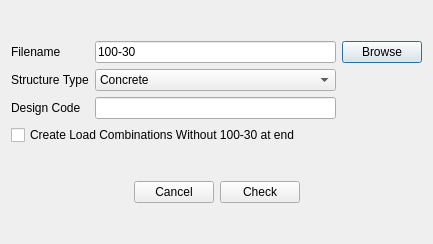
Qt form widgets/control/columns_100_30.ui (ebrahimraeyat/civilTools) before a commit.
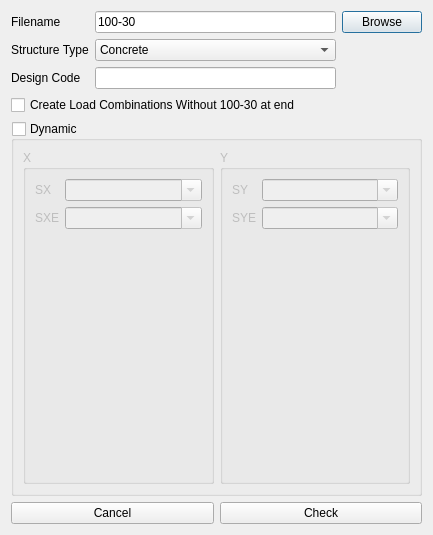
The same form after that commit. Icons and pictures are not drawn.

Commit message: Add check 100-30 for dynamic analysis

```diff
--- a/widgets/control/columns_100_30.ui
+++ b/widgets/control/columns_100_30.ui
@@ -10,7 +10,7 @@
     <x>0</x>
     <y>0</y>
     <width>433</width>
-    <height>244</height>
+    <height>535</height>
    </rect>
   </property>
   <property name="windowTitle">
@@ -94,21 +94,100 @@
      </item>
     </layout>
    </item>
+   <item>
+    <widget class="QGroupBox" name="dynamic_groupbox">
+     <property name="enabled">
+      <bool>true</bool>
+     </property>
+     <property name="title">
+      <string>Dynamic</string>
+     </property>
+     <property name="checkable">
+      <bool>true</bool>
+     </property>
+     <property name="checked">
+      <bool>false</bool>
+     </property>
+     <layout class="QHBoxLayout" name="horizontalLayout">
+      <item>
+       <widget class="QGroupBox" name="groupBox_5">
+        <property name="title">
+         <string>X</string>
+        </property>
+        <layout class="QFormLayout" name="formLayout">
+         <item row="2" column="0">
+          <widget class="QLabel" name="label_12">
+           <property name="text">
+            <string>SXE</string>
+           </property>
+          </widget>
+         </item>
+         <item row="2" column="1">
+          <widget class="QComboBox" name="sxe_combobox">
+           <property name="editable">
+            <bool>true</bool>
+           </property>
+          </widget>
+         </item>
+         <item row="0" column="1">
+          <widget class="QComboBox" name="sx_combobox">
+           <property name="editable">
+            <bool>true</bool>
+           </property>
+          </widget>
+         </item>
+         <item row="0" column="0">
+          <widget class="QLabel" name="label_13">
+           <property name="text">
+            <string>SX</string>
+           </property>
+          </widget>
+         </item>
+        </layout>
+       </widget>
+      </item>
+      <item>
+       <widget class="QGroupBox" name="groupBox_6">
+        <property name="title">
+         <string>Y</string>
+        </property>
+        <layout class="QFormLayout" name="formLayout_2">
+         <item row="1" column="0">
+          <widget class="QLabel" name="label_16">
+           <property name="text">
+            <string>SYE</string>
+           </property>
+          </widget>
+         </item>
+         <item row="1" column="1">
+          <widget class="QComboBox" name="sye_combobox">
+           <property name="editable">
+            <bool>true</bool>
+           </property>
+          </widget>
+         </item>
+         <item row="0" column="1">
+          <widget class="QComboBox" name="sy_combobox">
+           <property name="editable">
+            <bool>true</bool>
+           </property>
+          </widget>
+         </item>
+         <item row="0" column="0">
+          <widget class="QLabel" name="label_17">
+           <property name="text">
+            <string>SY</string>
+           </property>
+          </widget>
+         </item>
+        </layout>
+       </widget>
+      </item>
+     </layout>
+    </widget>
+   </item>
    <item>
     <layout class="QHBoxLayout" name="horizontalLayout_2">
-     <item>
-      <spacer name="horizontalSpacer">
-       <property name="orientation">
-        <enum>Qt::Horizontal</enum>
-       </property>
-       <property name="sizeHint" stdset="0">
-        <size>
-         <width>40</width>
-         <height>20</height>
-        </size>
-       </property>
-      </spacer>
-     </item>
      <item>
       <widget class="QPushButton" name="cancel_button">
        <property name="text">
@@ -143,19 +222,6 @@
        </property>
       </widget>
      </item>
-     <item>
-      <spacer name="horizontalSpacer_2">
-       <property name="orientation">
-        <enum>Qt::Horizontal</enum>
-       </property>
-       <property name="sizeHint" stdset="0">
-        <size>
-         <width>40</width>
-         <height>20</height>
-        </size>
-       </property>
-      </spacer>
-     </item>
     </layout>
    </item>
   </layout>
```
Left out of the diff: 2 changed lines with no effect on the pictures. The commit also changes 1 other file.
